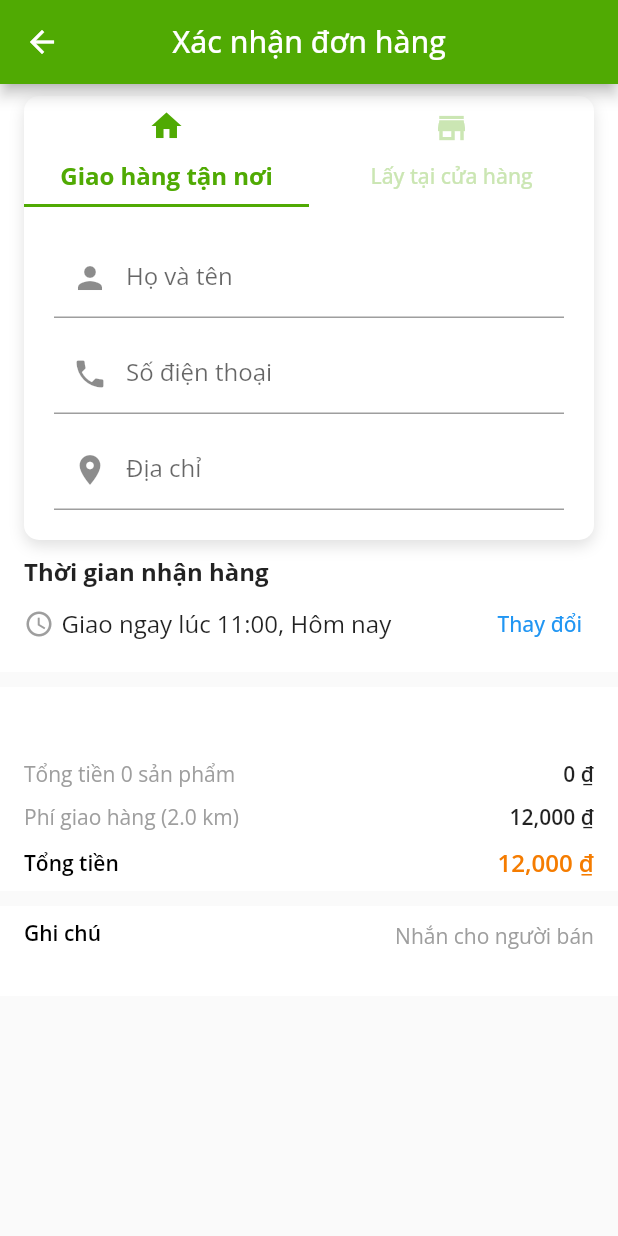
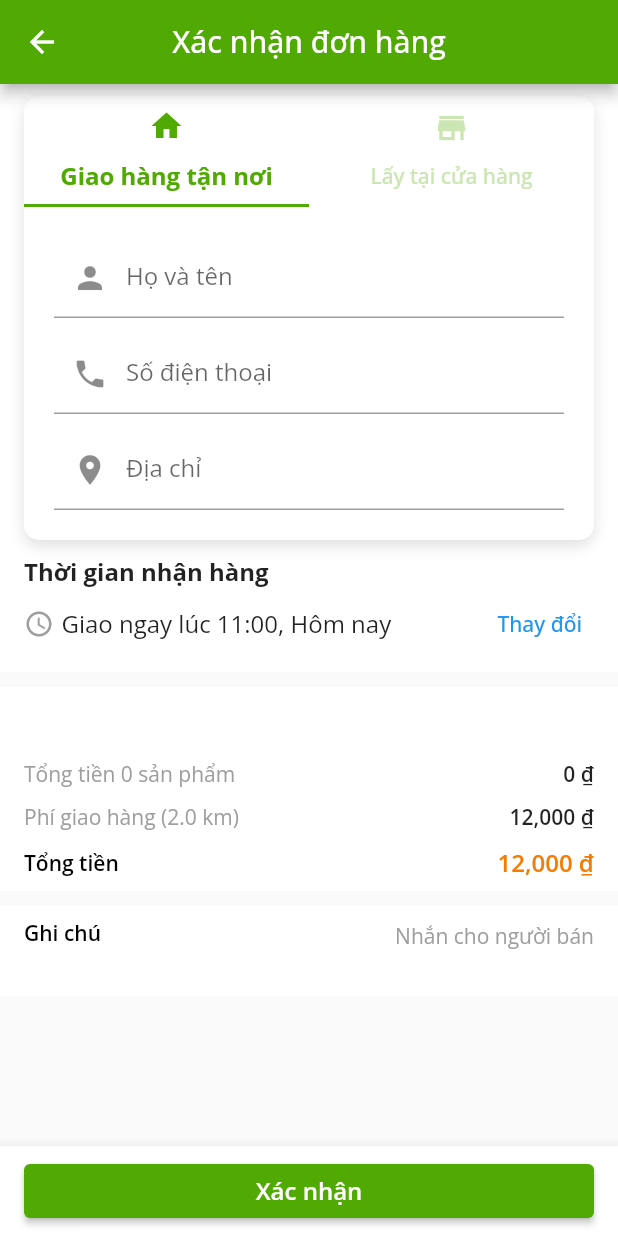
Before and after one commit to kimshinoh/flutter-estudiez, a Flutter app: the ConfirmOrderScreen screen opened directly with empty values, on a phone screen of 412 x 824 dp. Run offline on Flutter 3.47's test engine with Material 2 defaults, Android fonts, the phone set to English and light mode, and no system bars; our stand-ins replace another_flushbar, badges, carousel_slider, dio, firebase_auth, firebase_core and 12 more; missing offline and left inert: dart:ffi; accounts and stored records are empty; generated files the repository leaves out were written again; network calls fail.

Commit message:
finish base create order

```diff
--- a/lib/models/cart/cart.dart
+++ b/lib/models/cart/cart.dart
@@ -12,7 +12,7 @@ class Cart {
   Map<String, dynamic> toJson() => _$CartToJson(this);
 }
 
-@JsonSerializable()
+@JsonSerializable(explicitToJson: true)
 class CartItem {
   CartItem({
     required this.id,
@@ -26,12 +26,18 @@ class CartItem {
   });
 
   String id;
+
+  @JsonKey(name: 'product_id')
   String productId;
   String name;
   double price;
+
+  @JsonKey(name: 'image_url')
   String imageUrl;
   int quantity;
   String? unit;
+
+  @JsonKey(name: 'seller_id')
   String sellerId;
 
   @JsonKey(ignore: true)
--- a/lib/ui/cart/cart_screen.dart
+++ b/lib/ui/cart/cart_screen.dart
@@ -4,7 +4,6 @@ import 'package:fruity/widgets/user_address.dart';
 
 class CartScreen extends StatelessWidget {
   const CartScreen({Key? key}) : super(key: key);
-
 
   @override
   Widget build(BuildContext context) {
@@ -17,7 +16,7 @@ class CartScreen extends StatelessWidget {
           padding: const EdgeInsets.all(8.0),
           child: ListView(
             children: [
-              UserAddress(),
+              UserAddressWidget(),
               SizedBox(
                 height: 10,
               ),
--- a/lib/ui/order/order_confirm_screen.dart
+++ b/lib/ui/order/order_confirm_screen.dart
@@ -1,12 +1,16 @@
 import 'package:flutter/material.dart';
 import 'package:fruity/models/cart/cart.dart';
 import 'package:fruity/models/seller/seller.dart';
+import 'package:fruity/models/user_address/user_address.dart';
 import 'package:fruity/stores/cart/cart_store.dart';
 import 'package:fruity/stores/order/confirm_order_store.dart';
+import 'package:fruity/stores/user/auth_store.dart';
+import 'package:fruity/ui/order/widgets/create_order_button.dart';
 import 'package:fruity/ui/order/widgets/list_cart_item.dart';
 import 'package:fruity/ui/order/widgets/select_received_time.dart';
 import 'package:fruity/utils/currency_util.dart';
 import 'package:fruity/widgets/user_address.dart';
+
 import 'package:provider/provider.dart';
 
 class ConfirmOrderAgruments {
@@ -25,8 +29,10 @@ class ConfirmOrderScreen extends StatelessWidget {
         ModalRoute.of(context)!.settings.arguments as ConfirmOrderAgruments;
 
     CartStore cartStore = context.read<CartStore>();
+    AuthStore authStore = context.read<AuthStore>();
     List<CartItem>? items = cartStore.groupedItemsBySeller[args.sellerId];
     final Seller? seller = cartStore.sellerStore.sellersMap[args.sellerId];
+
     OrderConfirmationStore _orderConfirmationStore = OrderConfirmationStore();
     if (items != null) {
       _orderConfirmationStore.createOrderStore.setItems(items);
@@ -34,16 +40,21 @@ class ConfirmOrderScreen extends StatelessWidget {
     if (seller != null) {
       _orderConfirmationStore.createOrderStore.setSeller(seller);
     }
+    final UserAddress? userAddress = authStore.userAddressStore.defaultAddress;
 
-    return Scaffold(
-        appBar: AppBar(
-          title: const Text('Xác nhận đơn hàng'),
-          centerTitle: true,
-        ),
-        body: Provider.value(
-          value: _orderConfirmationStore,
-          child: _body(),
-        ));
+    if (userAddress != null) {
+      _orderConfirmationStore.createOrderStore.setUserAddress(userAddress);
+    }
+
+    return Provider.value(
+        value: _orderConfirmationStore,
+        child: Scaffold(
+            appBar: AppBar(
+              title: const Text('Xác nhận đơn hàng'),
+              centerTitle: true,
+            ),
+            bottomNavigationBar: BottomAppBar(child: ButtonCreateOrder()),
+            body: _body()));
   }
 
   Widget _body() {
@@ -58,7 +69,7 @@ class ConfirmOrderScreen extends StatelessWidget {
               padding: const EdgeInsets.symmetric(vertical: 8, horizontal: 16),
               child: Column(
                 children: [
-                  UserAddress(),
+                  UserAddressWidget(),
                   SizedBox(
                     height: 10,
                   ),
--- /dev/null
+++ b/lib/ui/order/widgets/create_order_button.dart
@@ -0,0 +1,39 @@
+import 'package:flutter/material.dart';
+import 'package:fruity/stores/order/confirm_order_store.dart';
+import 'package:provider/provider.dart';
+
+class ButtonCreateOrder extends StatelessWidget {
+  const ButtonCreateOrder({Key? key}) : super(key: key);
+
+  @override
+  Widget build(BuildContext context) {
+    OrderConfirmationStore _orderConfirmationStore =
+        context.read<OrderConfirmationStore>();
+
+    return SizedBox(
+      height: 60,
+      child: Center(
+        child: Padding(
+          padding: const EdgeInsets.symmetric(horizontal: 16),
+          child: SizedBox(
+            width: MediaQuery.of(context).size.width,
+            child: ElevatedButton(
+              onPressed: () async {
+                await _orderConfirmationStore.createOrderStore.createOrder();
+                Navigator.pop(context);
+              },
+              child: const Text(
+                'Xác nhận',
+                textAlign: TextAlign.center,
+                style: TextStyle(
+                    color: Colors.white,
+                    fontSize: 16,
+                    fontWeight: FontWeight.w600),
+              ),
+            ),
+          ),
+        ),
+      ),
+    );
+  }
+}
--- a/lib/widgets/user_address.dart
+++ b/lib/widgets/user_address.dart
@@ -4,14 +4,14 @@ import 'package:fruity/constants/app_color.dart';
 import 'package:fruity/stores/user/auth_store.dart';
 import 'package:provider/provider.dart';
 
-class UserAddress extends StatefulWidget {
-  const UserAddress({Key? key}) : super(key: key);
+class UserAddressWidget extends StatefulWidget {
+  const UserAddressWidget({Key? key}) : super(key: key);
 
   @override
-  State<UserAddress> createState() => _UserAddressState();
+  State<UserAddressWidget> createState() => _UserAddressState();
 }
 
-class _UserAddressState extends State<UserAddress>
+class _UserAddressState extends State<UserAddressWidget>
     with SingleTickerProviderStateMixin {
   late TabController _tabController;
   int selectedIndex = 0;
@@ -95,8 +95,10 @@ class _HomeAddress extends StatelessWidget {
   @override
   Widget build(BuildContext context) {
     AuthStore _authStore = context.read<AuthStore>();
+
     return SizedBox(
-      child: _authStore.isLoggedIn
+      child: _authStore.isLoggedIn &&
+              _authStore.userAddressStore.defaultAddress != null
           ? _DefaultAddress()
           : Padding(
               padding: const EdgeInsets.symmetric(horizontal: 20, vertical: 20),
@@ -141,12 +143,11 @@ class _HomeAddress extends StatelessWidget {
 
 class _DefaultAddress extends StatelessWidget {
   const _DefaultAddress({Key? key}) : super(key: key);
-  final address =
-      'Số nhà 5, ngõ 5, đường Trần Hưng Đạo, phường Tân Phú, quận 7, TP. HCM';
 
   @override
   Widget build(BuildContext context) {
     AuthStore _authStore = context.read<AuthStore>();
+
     return Padding(
       padding: const EdgeInsets.symmetric(horizontal: 8, vertical: 20),
       child: ListView(shrinkWrap: true, children: [
@@ -170,7 +171,7 @@ class _DefaultAddress extends StatelessWidget {
             SizedBox(
               width: 10,
             ),
-            Text(_authStore.user!.fullName)
+            Text(_authStore.userAddressStore.defaultAddress!.fullName)
           ],
         ),
         SizedBox(
@@ -182,7 +183,7 @@ class _DefaultAddress extends StatelessWidget {
             SizedBox(
               width: 10,
             ),
-            Text(_authStore.user!.phoneNumber)
+            Text(_authStore.userAddressStore.defaultAddress!.phoneNumber)
           ],
         ),
         SizedBox(
@@ -195,7 +196,9 @@ class _DefaultAddress extends StatelessWidget {
             SizedBox(
               width: 10,
             ),
-            Expanded(child: Text(address))
+            Expanded(
+                child:
+                    Text(_authStore.userAddressStore.defaultAddress!.address))
           ],
         ),
       ]),
```
Also changed, not shown: lib/data/network/apis/order/order_api.dart (added, +26 -0 lines), lib/data/network/apis/user_address/user_address_api.dart (added, +25 -0 lines), lib/dto/order/order_request.dart (added, +39 -0 lines), lib/dto/order/order_response.dart (added, +30 -0 lines), lib/dto/user_address/user_address_request.dart (added, +12 -0 lines), lib/dto/user_address/user_address_response.dart (added, +32 -0 lines), lib/models/time/time.dart (added, +15 -0 lines), lib/stores/order/confirm_order_store.dart (+6 -1 lines), lib/stores/order/create_order_store.dart (+22 -0 lines), lib/stores/user/auth_store.dart (+26 -0 lines), lib/stores/user_address/user_address_store.dart (added, +58 -0 lines), lib/ui/my_app.dart (+6 -1 lines), lib/dto/order/order_request.g.dart (added), lib/dto/order/order_response.g.dart (added), 7 more files.
